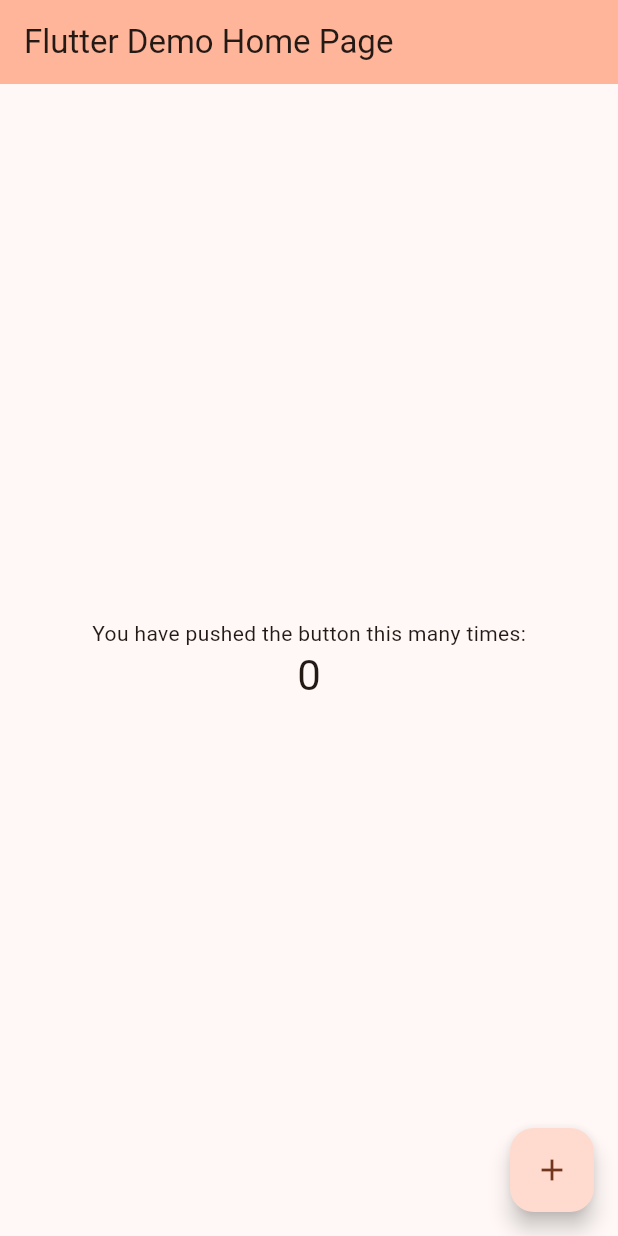
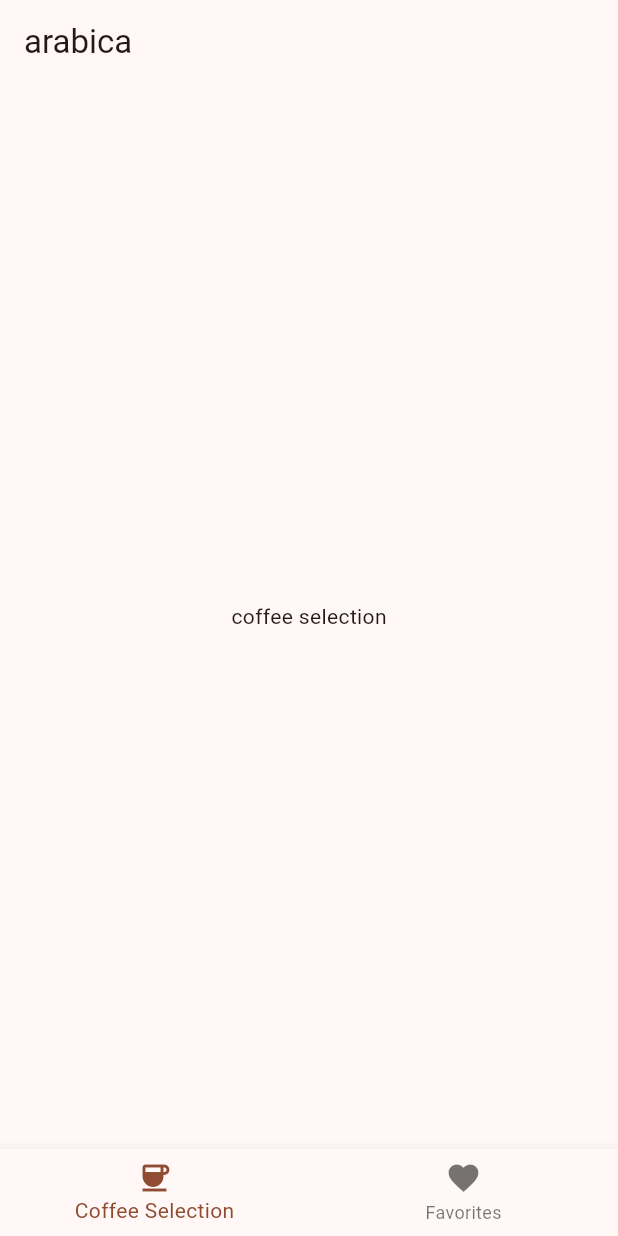
Before and after one commit to morisoinc/arabica, a Flutter app: the screen it shows after launch, on a phone screen of 412 x 824 dp. Run offline on Flutter 3.47's test engine with Material 3 defaults, Android fonts, the phone set to English and light mode, and no system bars; our stand-ins replace go_router.

Commit message:
added router with initial, home, coffee selection and faves screens

```diff
--- a/lib/main.dart
+++ b/lib/main.dart
@@ -1,125 +1,22 @@
+import 'package:arabica/router.dart';
 import 'package:flutter/material.dart';
 
 void main() {
-  runApp(const MyApp());
+  runApp(const ArabicaApp());
 }
 
-class MyApp extends StatelessWidget {
-  const MyApp({super.key});
+class ArabicaApp extends StatelessWidget {
+  const ArabicaApp({super.key});
 
-  // This widget is the root of your application.
   @override
   Widget build(BuildContext context) {
-    return MaterialApp(
+    return MaterialApp.router(
       title: 'arabica',
       theme: ThemeData(
-        // This is the theme of your application.
-        //
-        // TRY THIS: Try running your application with "flutter run". You'll see
-        // the application has a purple toolbar. Then, without quitting the app,
-        // try changing the seedColor in the colorScheme below to Colors.green
-        // and then invoke "hot reload" (save your changes or press the "hot
-        // reload" button in a Flutter-supported IDE, or press "r" if you used
-        // the command line to start the app).
-        //
-        // Notice that the counter didn't reset back to zero; the application
-        // state is not lost during the reload. To reset the state, use hot
-        // restart instead.
-        //
-        // This works for code too, not just values: Most code changes can be
-        // tested with just a hot reload.
         colorScheme: ColorScheme.fromSeed(seedColor: Colors.brown),
         useMaterial3: true,
       ),
-      home: const MyHomePage(title: 'Flutter Demo Home Page'),
+      routerConfig: router,
     );
   }
 }
-
-class MyHomePage extends StatefulWidget {
-  const MyHomePage({super.key, required this.title});
-
-  // This widget is the home page of your application. It is stateful, meaning
-  // that it has a State object (defined below) that contains fields that affect
-  // how it looks.
-
-  // This class is the configuration for the state. It holds the values (in this
-  // case the title) provided by the parent (in this case the App widget) and
-  // used by the build method of the State. Fields in a Widget subclass are
-  // always marked "final".
-
-  final String title;
-
-  @override
-  State<MyHomePage> createState() => _MyHomePageState();
-}
-
-class _MyHomePageState extends State<MyHomePage> {
-  int _counter = 0;
-
-  void _incrementCounter() {
-    setState(() {
-      // This call to setState tells the Flutter framework that something has
-      // changed in this State, which causes it to rerun the build method below
-      // so that the display can reflect the updated values. If we changed
-      // _counter without calling setState(), then the build method would not be
-      // called again, and so nothing would appear to happen.
-      _counter++;
-    });
-  }
-
-  @override
-  Widget build(BuildContext context) {
-    // This method is rerun every time setState is called, for instance as done
-    // by the _incrementCounter method above.
-    //
-    // The Flutter framework has been optimized to make rerunning build methods
-    // fast, so that you can just rebuild anything that needs updating rather
-    // than having to individually change instances of widgets.
-    return Scaffold(
-      appBar: AppBar(
-        // TRY THIS: Try changing the color here to a specific color (to
-        // Colors.amber, perhaps?) and trigger a hot reload to see the AppBar
-        // change color while the other colors stay the same.
-        backgroundColor: Theme.of(context).colorScheme.inversePrimary,
-        // Here we take the value from the MyHomePage object that was created by
-        // the App.build method, and use it to set our appbar title.
-        title: Text(widget.title),
-      ),
-      body: Center(
-        // Center is a layout widget. It takes a single child and positions it
-        // in the middle of the parent.
-        child: Column(
-          // Column is also a layout widget. It takes a list of children and
-          // arranges them vertically. By default, it sizes itself to fit its
-          // children horizontally, and tries to be as tall as its parent.
-          //
-          // Column has various properties to control how it sizes itself and
-          // how it positions its children. Here we use mainAxisAlignment to
-          // center the children vertically; the main axis here is the vertical
-          // axis because Columns are vertical (the cross axis would be
-          // horizontal).
-          //
-          // TRY THIS: Invoke "debug painting" (choose the "Toggle Debug Paint"
-          // action in the IDE, or press "p" in the console), to see the
-          // wireframe for each widget.
-          mainAxisAlignment: MainAxisAlignment.center,
-          children: <Widget>[
-            const Text(
-              'You have pushed the button this many times:',
-            ),
-            Text(
-              '$_counter',
-              style: Theme.of(context).textTheme.headlineMedium,
-            ),
-          ],
-        ),
-      ),
-      floatingActionButton: FloatingActionButton(
-        onPressed: _incrementCounter,
-        tooltip: 'Increment',
-        child: const Icon(Icons.add),
-      ), // This trailing comma makes auto-formatting nicer for build methods.
-    );
-  }
-}
--- /dev/null
+++ b/lib/router.dart
@@ -0,0 +1,49 @@
+import 'package:arabica/screens/home_screen.dart';
+import 'package:arabica/screens/coffee_selection_screen.dart';
+import 'package:arabica/screens/favorites_screen.dart';
+import 'package:arabica/screens/initial_screen.dart';
+import 'package:go_router/go_router.dart';
+
+final router = GoRouter(
+  redirect: (context, state) {
+    if (state.fullPath == InitialScreen.route) {
+      return CoffeeSelectionScreen.route;
+    }
+    return null;
+  },
+  routes: [
+    GoRoute(
+      path: InitialScreen.route,
+      builder: (context, state) {
+        return const InitialScreen();
+      },
+    ),
+    StatefulShellRoute.indexedStack(
+      builder: (_, __, navigationShell) {
+        return HomeScreen(navigationShell: navigationShell);
+      },
+      branches: [
+        StatefulShellBranch(
+          routes: [
+            GoRoute(
+              path: CoffeeSelectionScreen.route,
+              builder: (context, state) {
+                return const CoffeeSelectionScreen();
+              },
+            ),
+          ],
+        ),
+        StatefulShellBranch(
+          routes: [
+            GoRoute(
+              path: FavoritesScreen.route,
+              builder: (context, state) {
+                return const FavoritesScreen();
+              },
+            ),
+          ],
+        ),
+      ],
+    )
+  ],
+);
--- /dev/null
+++ b/lib/screens/coffee_selection_screen.dart
@@ -0,0 +1,14 @@
+import 'package:flutter/material.dart';
+
+class CoffeeSelectionScreen extends StatelessWidget {
+  const CoffeeSelectionScreen({super.key});
+
+  static const route = '/coffee-selection';
+
+  @override
+  Widget build(BuildContext context) {
+    return const Center(
+      child: Text("coffee selection"),
+    );
+  }
+}
--- /dev/null
+++ b/lib/screens/favorites_screen.dart
@@ -0,0 +1,14 @@
+import 'package:flutter/material.dart';
+
+class FavoritesScreen extends StatelessWidget {
+  const FavoritesScreen({super.key});
+
+  static const route = '/favorites';
+
+  @override
+  Widget build(BuildContext context) {
+    return const Center(
+      child: Text("faves"),
+    );
+  }
+}
--- /dev/null
+++ b/lib/screens/home_screen.dart
@@ -0,0 +1,39 @@
+import 'package:flutter/material.dart';
+import 'package:go_router/go_router.dart';
+
+class HomeScreen extends StatelessWidget {
+  const HomeScreen({
+    super.key,
+    required this.navigationShell,
+  });
+
+  final StatefulNavigationShell navigationShell;
+
+  @override
+  Widget build(BuildContext context) {
+    return Scaffold(
+      appBar: AppBar(
+        title: const Text('arabica'),
+      ),
+      body: navigationShell,
+      bottomNavigationBar: BottomNavigationBar(
+        onTap: (index) {
+          navigationShell.goBranch(
+            index,
+            initialLocation: index == navigationShell.currentIndex,
+          );
+        },
+        items: const [
+          BottomNavigationBarItem(
+            icon: Icon(Icons.coffee),
+            label: 'Coffee Selection',
+          ),
+          BottomNavigationBarItem(
+            icon: Icon(Icons.favorite),
+            label: 'Favorites',
+          ),
+        ],
+      ),
+    );
+  }
+}
--- /dev/null
+++ b/lib/screens/initial_screen.dart
@@ -0,0 +1,12 @@
+import 'package:flutter/material.dart';
+
+class InitialScreen extends StatelessWidget {
+  const InitialScreen({super.key});
+
+  static const route = '/';
+
+  @override
+  Widget build(BuildContext context) {
+    return const Placeholder();
+  }
+}
--- a/pubspec.yaml
+++ b/pubspec.yaml
@@ -35,6 +35,7 @@ dependencies:
   # The following adds the Cupertino Icons font to your application.
   # Use with the CupertinoIcons class for iOS style icons.
   cupertino_icons: ^1.0.6
+  go_router: ^14.1.4
 
 dev_dependencies:
   flutter_test:
```
Also changed, not shown: 5 other files.
